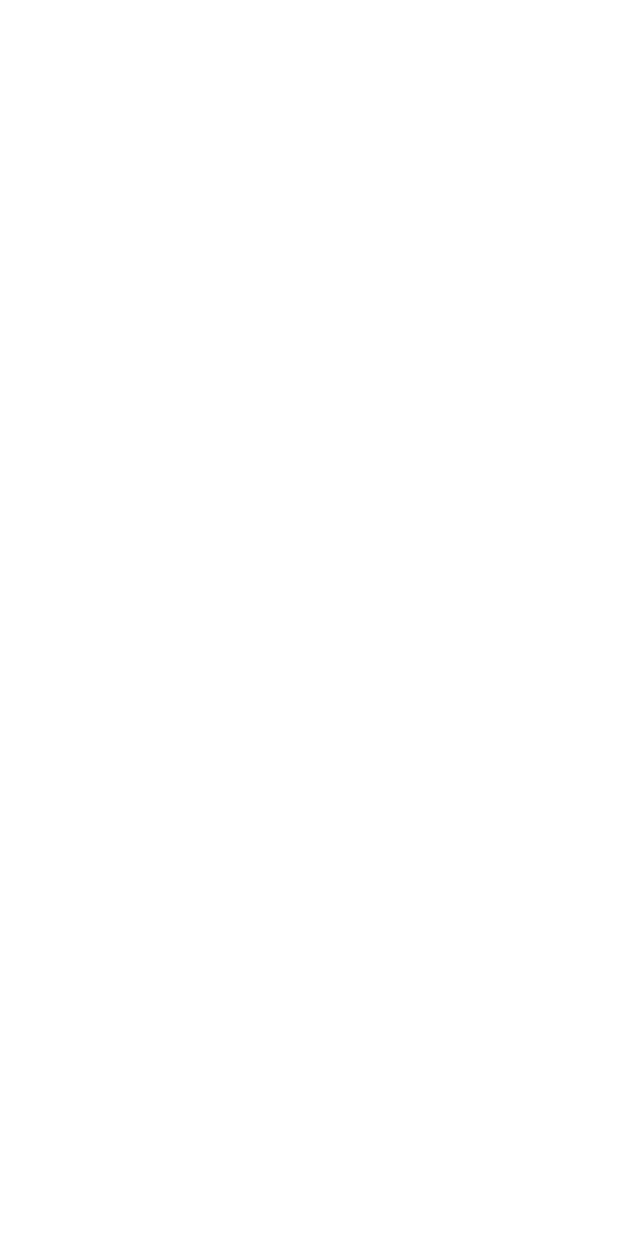
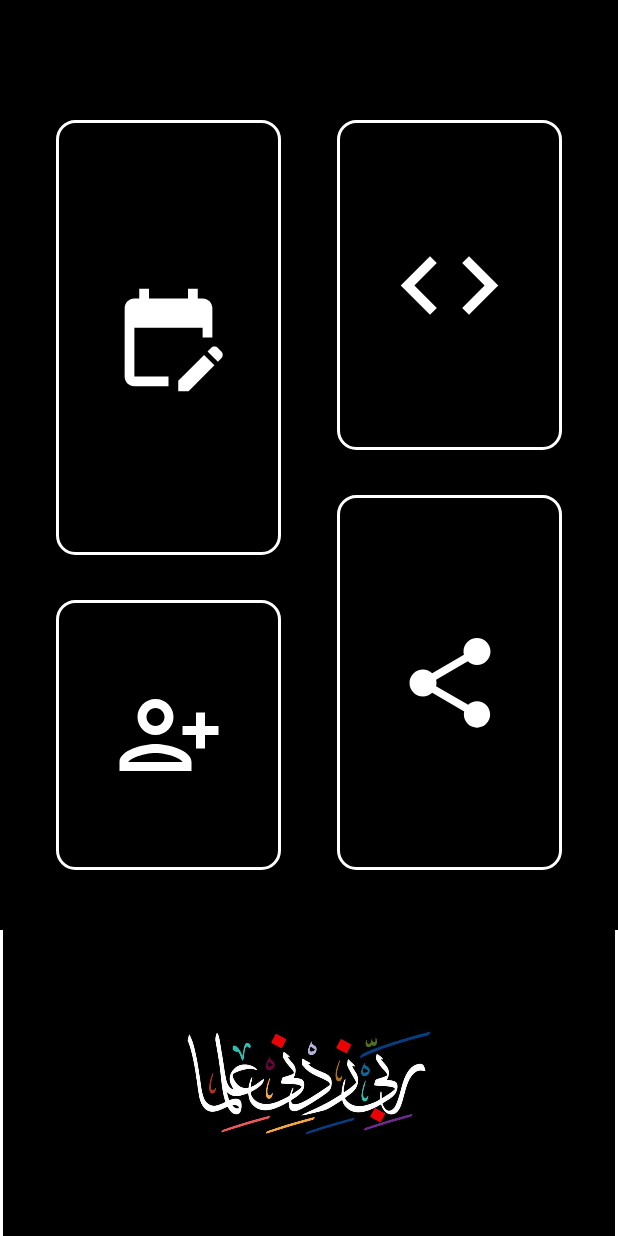
Before and after one commit to Eenyi/Save-Sabaq, an Android app: the screen it shows after launch (MainActivity), on a phone screen of 412 x 824 dp. Before the commit the screen is empty. Run offline under Robolectric (Android 15) with nearby library versions, the phone set to English and light mode, and no system bars.

Commit message:
Initial - Sabaq-Sabqi-Manzil-App-2

```diff
--- /dev/null
+++ b/app/src/main/res/drawable/custom_button.xml
@@ -0,0 +1,18 @@
+<selector xmlns:android="http://schemas.android.com/apk/res/android">
+    <item android:state_pressed="true">
+        <shape>
+            <stroke
+                android:width="3dp"
+                android:color="@color/red" />
+            <corners android:radius="12dp" />
+        </shape>
+    </item>
+    <item>
+        <shape>
+            <stroke
+                android:width="2dp"
+                android:color="#FFFFFF" />
+            <corners android:radius="12dp" />
+        </shape>
+    </item>
+</selector>
--- /dev/null
+++ b/app/src/main/res/drawable/ic_baseline_code_24.xml
@@ -0,0 +1,5 @@
+<vector android:height="78dp" android:tint="#FFFFFF"
+    android:viewportHeight="24" android:viewportWidth="24"
+    android:width="78dp" xmlns:android="http://schemas.android.com/apk/res/android">
+    <path android:fillColor="@android:color/white" android:pathData="M9.4,16.6L4.8,12l4.6,-4.6L8,6l-6,6 6,6 1.4,-1.4zM14.6,16.6l4.6,-4.6 -4.6,-4.6L16,6l6,6 -6,6 -1.4,-1.4z"/>
+</vector>
--- /dev/null
+++ b/app/src/main/res/drawable/ic_baseline_edit_calendar_24.xml
@@ -0,0 +1,5 @@
+<vector android:height="78dp" android:tint="#FFFFFF"
+    android:viewportHeight="24" android:viewportWidth="24"
+    android:width="78dp" xmlns:android="http://schemas.android.com/apk/res/android">
+    <path android:fillColor="@android:color/white" android:pathData="M12,22H5c-1.11,0 -2,-0.9 -2,-2L3.01,6c0,-1.1 0.88,-2 1.99,-2h1V2h2v2h8V2h2v2h1c1.1,0 2,0.9 2,2v6h-2v-2H5v10h7V22zM22.13,16.99l0.71,-0.71c0.39,-0.39 0.39,-1.02 0,-1.41l-0.71,-0.71c-0.39,-0.39 -1.02,-0.39 -1.41,0l-0.71,0.71L22.13,16.99zM21.42,17.7l-5.3,5.3H14v-2.12l5.3,-5.3L21.42,17.7z"/>
+</vector>
--- /dev/null
+++ b/app/src/main/res/drawable/ic_baseline_person_add_alt_24.xml
@@ -0,0 +1,5 @@
+<vector android:height="72dp" android:tint="#FFFFFF"
+    android:viewportHeight="24" android:viewportWidth="24"
+    android:width="72dp" xmlns:android="http://schemas.android.com/apk/res/android">
+    <path android:fillColor="@android:color/white" android:pathData="M13,8c0,-2.21 -1.79,-4 -4,-4S5,5.79 5,8s1.79,4 4,4S13,10.21 13,8zM11,8c0,1.1 -0.9,2 -2,2S7,9.1 7,8s0.9,-2 2,-2S11,6.9 11,8zM1,18v2h16v-2c0,-2.66 -5.33,-4 -8,-4S1,15.34 1,18zM3,18c0.2,-0.71 3.3,-2 6,-2c2.69,0 5.78,1.28 6,2H3zM20,15v-3h3v-2h-3V7h-2v3h-3v2h3v3H20z"/>
+</vector>
--- /dev/null
+++ b/app/src/main/res/drawable/ic_baseline_share_24.xml
@@ -0,0 +1,5 @@
+<vector android:height="72dp" android:tint="#FFFFFF"
+    android:viewportHeight="24" android:viewportWidth="24"
+    android:width="72dp" xmlns:android="http://schemas.android.com/apk/res/android">
+    <path android:fillColor="@android:color/white" android:pathData="M18,16.08c-0.76,0 -1.44,0.3 -1.96,0.77L8.91,12.7c0.05,-0.23 0.09,-0.46 0.09,-0.7s-0.04,-0.47 -0.09,-0.7l7.05,-4.11c0.54,0.5 1.25,0.81 2.04,0.81 1.66,0 3,-1.34 3,-3s-1.34,-3 -3,-3 -3,1.34 -3,3c0,0.24 0.04,0.47 0.09,0.7L8.04,9.81C7.5,9.31 6.79,9 6,9c-1.66,0 -3,1.34 -3,3s1.34,3 3,3c0.79,0 1.5,-0.31 2.04,-0.81l7.12,4.16c-0.05,0.21 -0.08,0.43 -0.08,0.65 0,1.61 1.31,2.92 2.92,2.92 1.61,0 2.92,-1.31 2.92,-2.92s-1.31,-2.92 -2.92,-2.92z"/>
+</vector>
--- a/app/src/main/res/layout/activity_main.xml
+++ b/app/src/main/res/layout/activity_main.xml
@@ -4,4 +4,76 @@
     xmlns:tools="http://schemas.android.com/tools"
     android:layout_width="match_parent"
     android:layout_height="match_parent"
-    tools:context=".MainActivity"/>
+    tools:context=".MainActivity">
+
+    <ImageView
+        android:id="@+id/imageView"
+        android:layout_width="408dp"
+        android:layout_height="204dp"
+        app:layout_constraintBottom_toBottomOf="parent"
+        app:layout_constraintEnd_toEndOf="parent"
+        app:layout_constraintStart_toStartOf="parent"
+        app:srcCompat="@drawable/rzi" />
+
+    <androidx.constraintlayout.widget.ConstraintLayout
+        android:layout_width="0dp"
+        android:layout_height="0dp"
+        android:background="#000000"
+        app:layout_constraintBottom_toTopOf="@+id/imageView"
+        app:layout_constraintEnd_toEndOf="parent"
+        app:layout_constraintStart_toStartOf="parent"
+        app:layout_constraintTop_toTopOf="parent">
+
+        <ImageButton
+            android:id="@+id/button3"
+            android:layout_width="150dp"
+            android:layout_height="220dp"
+            android:layout_marginTop="80dp"
+            android:background="@drawable/custom_button"
+            android:src="@drawable/ic_baseline_code_24"
+            android:scaleType="center"
+            android:text="Button"
+            app:layout_constraintEnd_toEndOf="parent"
+            app:layout_constraintHorizontal_bias="0.5"
+            app:layout_constraintStart_toEndOf="@+id/button"
+            app:layout_constraintTop_toTopOf="parent" />
+
+        <ImageButton
+            android:id="@+id/button"
+            android:layout_width="150dp"
+            android:layout_height="290dp"
+            android:background="@drawable/custom_button"
+            android:src="@drawable/ic_baseline_edit_calendar_24"
+            android:scaleType="center"
+            android:text="Button"
+            app:layout_constraintEnd_toStartOf="@+id/button3"
+            app:layout_constraintHorizontal_bias="0.5"
+            app:layout_constraintStart_toStartOf="parent"
+            app:layout_constraintTop_toTopOf="@+id/button3" />
+
+        <ImageButton
+            android:id="@+id/button5"
+            android:layout_width="150dp"
+            android:layout_height="180dp"
+            android:layout_marginTop="30dp"
+            android:background="@drawable/custom_button"
+            android:scaleType="center"
+            android:src="@drawable/ic_baseline_person_add_alt_24"
+            android:text="Button"
+            app:layout_constraintStart_toStartOf="@+id/button"
+            app:layout_constraintTop_toBottomOf="@+id/button" />
+
+        <ImageButton
+            android:id="@+id/button6"
+            android:layout_width="150dp"
+            android:layout_height="250dp"
+            android:layout_marginTop="30dp"
+            android:background="@drawable/custom_button"
+            android:scaleType="center"
+            android:src="@drawable/ic_baseline_share_24"
+            android:text="Button"
+            app:layout_constraintEnd_toEndOf="@+id/button3"
+            app:layout_constraintTop_toBottomOf="@+id/button3" />
+
+    </androidx.constraintlayout.widget.ConstraintLayout>
+</androidx.constraintlayout.widget.ConstraintLayout>
--- a/app/src/main/res/values-night/themes.xml
+++ b/app/src/main/res/values-night/themes.xml
@@ -2,8 +2,8 @@
     <!-- Base application theme. -->
     <style name="Theme.SaveSabaq" parent="Theme.MaterialComponents.DayNight.NoActionBar">
         <!-- Primary brand color. -->
-        <item name="colorPrimary">@color/purple_200</item>
-        <item name="colorPrimaryVariant">@color/purple_700</item>
+        <item name="colorPrimary">@color/white</item>
+        <item name="colorPrimaryVariant">@color/black</item>
         <item name="colorOnPrimary">@color/black</item>
         <!-- Secondary brand color. -->
         <item name="colorSecondary">@color/teal_200</item>
--- a/app/src/main/res/values/colors.xml
+++ b/app/src/main/res/values/colors.xml
@@ -7,4 +7,5 @@
     <color name="teal_700">#FF018786</color>
     <color name="black">#FF000000</color>
     <color name="white">#FFFFFFFF</color>
+    <color name="red">@color/design_default_color_error</color>
 </resources>
--- a/app/src/main/res/values/themes.xml
+++ b/app/src/main/res/values/themes.xml
@@ -3,7 +3,7 @@
     <style name="Theme.SaveSabaq" parent="Theme.MaterialComponents.DayNight.NoActionBar">
         <!-- Primary brand color. -->
         <item name="colorPrimary">@color/purple_500</item>
-        <item name="colorPrimaryVariant">@color/purple_700</item>
+        <item name="colorPrimaryVariant">@color/black</item>
         <item name="colorOnPrimary">@color/white</item>
         <!-- Secondary brand color. -->
         <item name="colorSecondary">@color/teal_200</item>
```
Also changed, not shown: app/src/main/res/drawable-v24/rzi.jpg (added).
